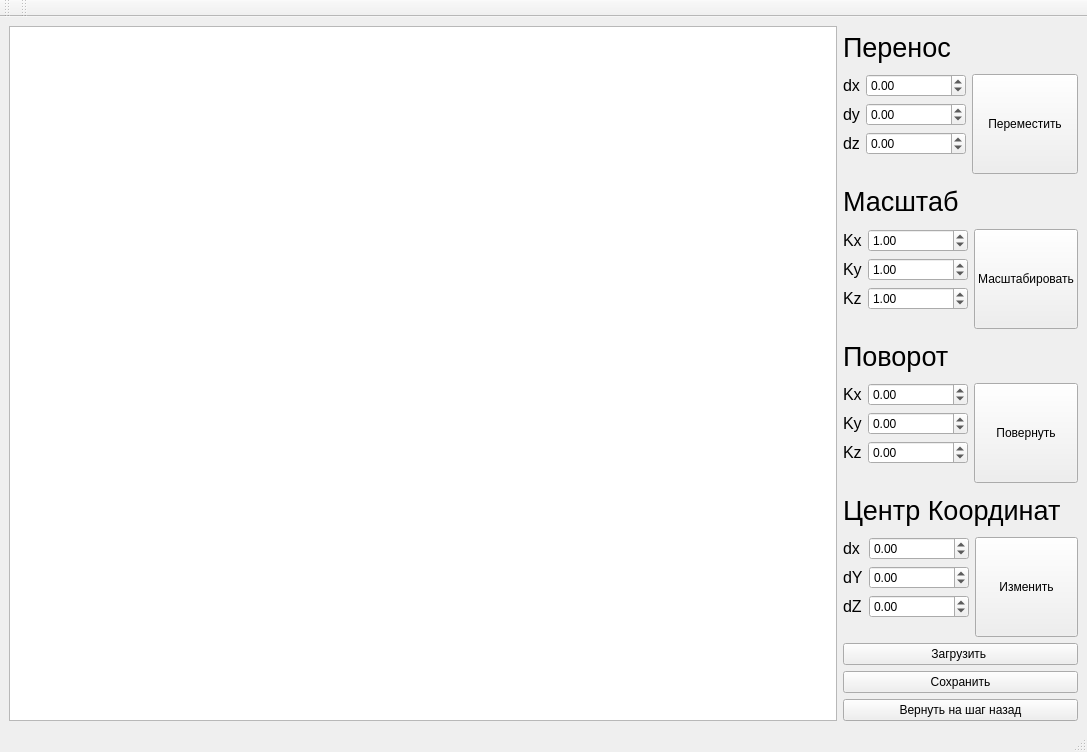
Old version of the form mainwindow.ui in the repository needsomesleeptd/OOP.
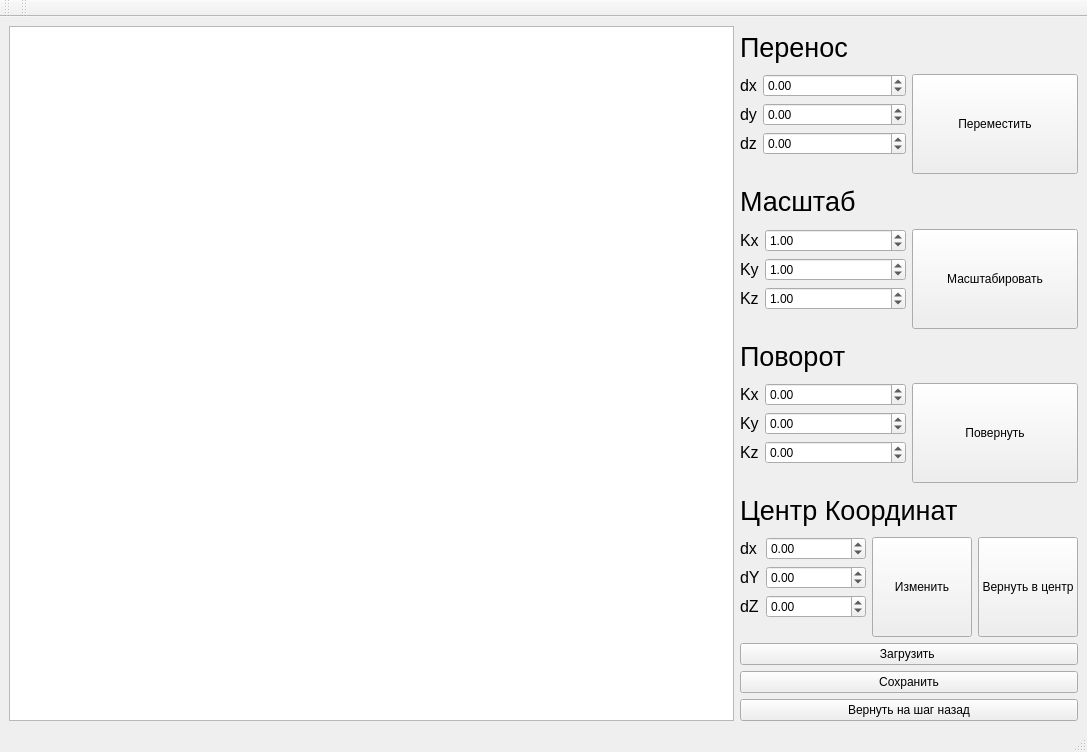
New version of the form.

Commit message: added center_reset + rewriteen center calc

Patch:
```diff
--- a/mainwindow.ui
+++ b/mainwindow.ui
@@ -582,6 +582,19 @@
             </property>
            </widget>
           </item>
+          <item>
+           <widget class="QPushButton" name="reset_center">
+            <property name="minimumSize">
+             <size>
+              <width>100</width>
+              <height>100</height>
+             </size>
+            </property>
+            <property name="text">
+             <string>Вернуть в центр</string>
+            </property>
+           </widget>
+          </item>
          </layout>
         </item>
         <item>
```
The commit also changes 6 other files.
